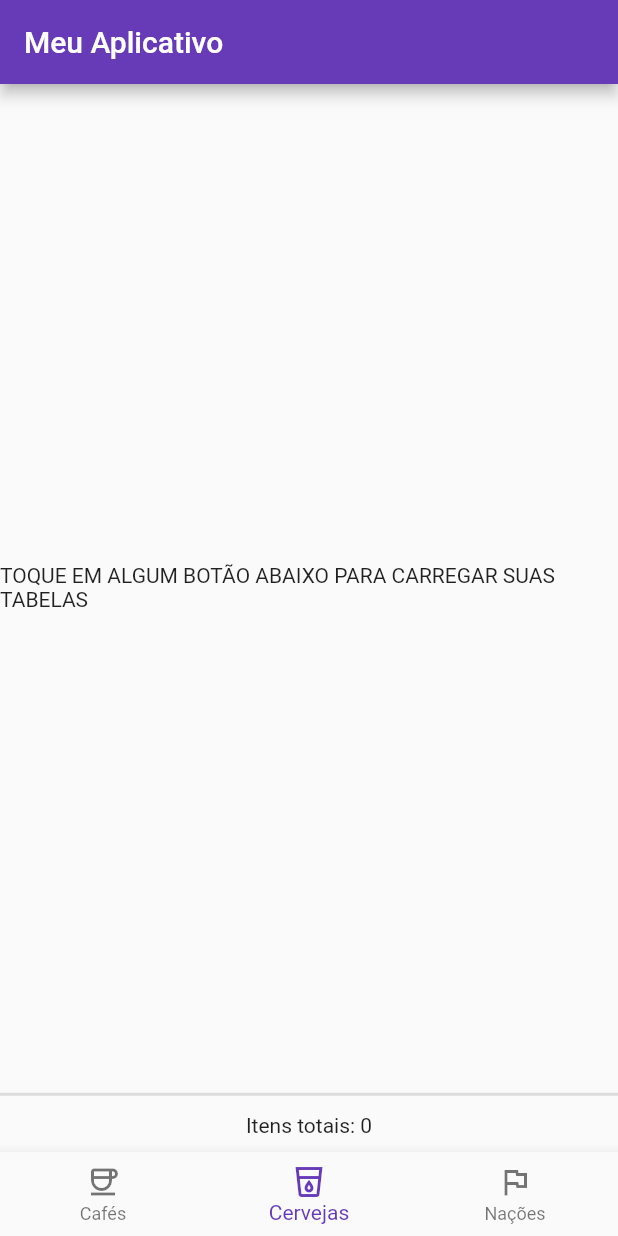
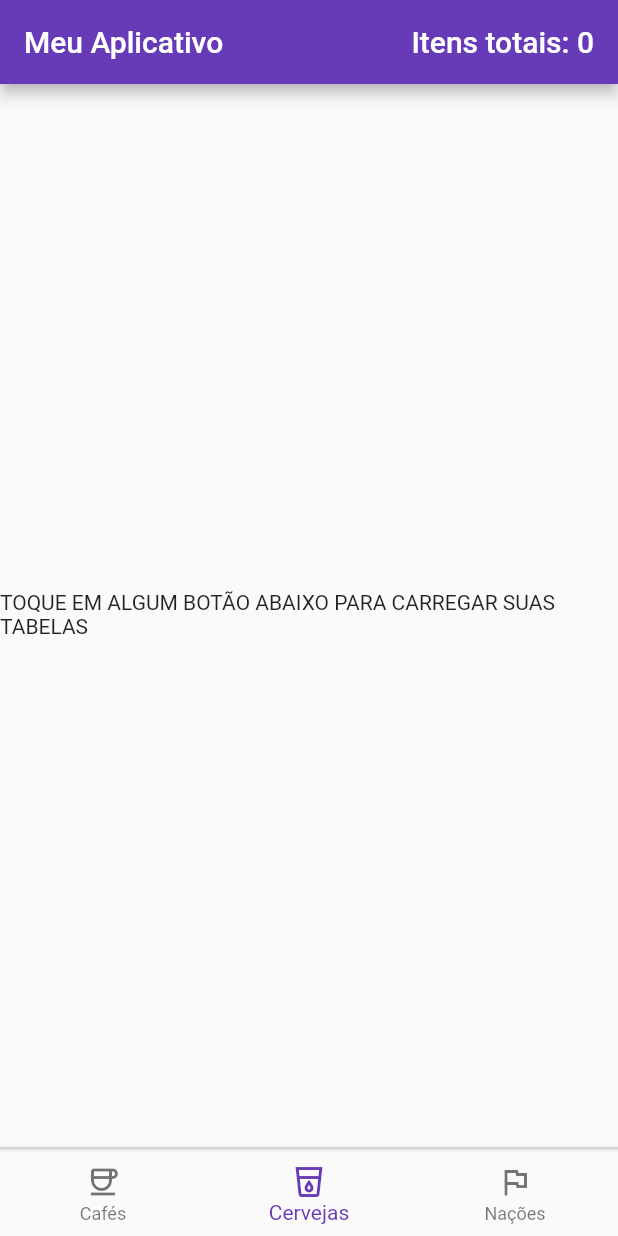
Before and after one commit to ErickBezerrar/POO-1, a Flutter app: the screen it shows after launch, on a phone screen of 412 x 824 dp. Run offline on Flutter 3.47's test engine with Material 2 defaults, Android fonts, the phone set to English and light mode, and no system bars; our stand-ins replace flutter_hooks; key blocks and very long unbroken strings in the code were emptied for the run.

Commit message:
receita8a -> Contador em cima do AppBar

```diff
--- a/receita8a/lib/main.dart
+++ b/receita8a/lib/main.dart
@@ -120,7 +120,18 @@ class MyApp extends StatelessWidget {
       debugShowCheckedModeBanner: false,
       home: Scaffold(
         appBar: AppBar(
-          title: const Text("Meu Aplicativo"),
+          title: ValueListenableBuilder(
+            valueListenable: dataService.itemCountNotifier,
+            builder: (_, itemCount, __) {
+              return Row(
+                mainAxisAlignment: MainAxisAlignment.spaceBetween,
+                children: [
+                  Text('Meu Aplicativo'),
+                  Text('Itens totais: $itemCount'),
+                ],
+              );
+            },
+          ),
         ),
         body: Column(
           children: [
@@ -155,15 +166,6 @@ class MyApp extends StatelessWidget {
               ),
             ),
             const Divider(height: 5, thickness: 2),
-            Padding(
-              padding: const EdgeInsets.all(10),
-              child: ValueListenableBuilder(
-                valueListenable: dataService.itemCountNotifier,
-                builder: (_, itemCount, __) {
-                  return Text('Itens totais: $itemCount');
-                },
-              ),
-            ),
           ],
         ),
         bottomNavigationBar: NewNavBar(itemSelectedCallback: dataService.carregar),
```
